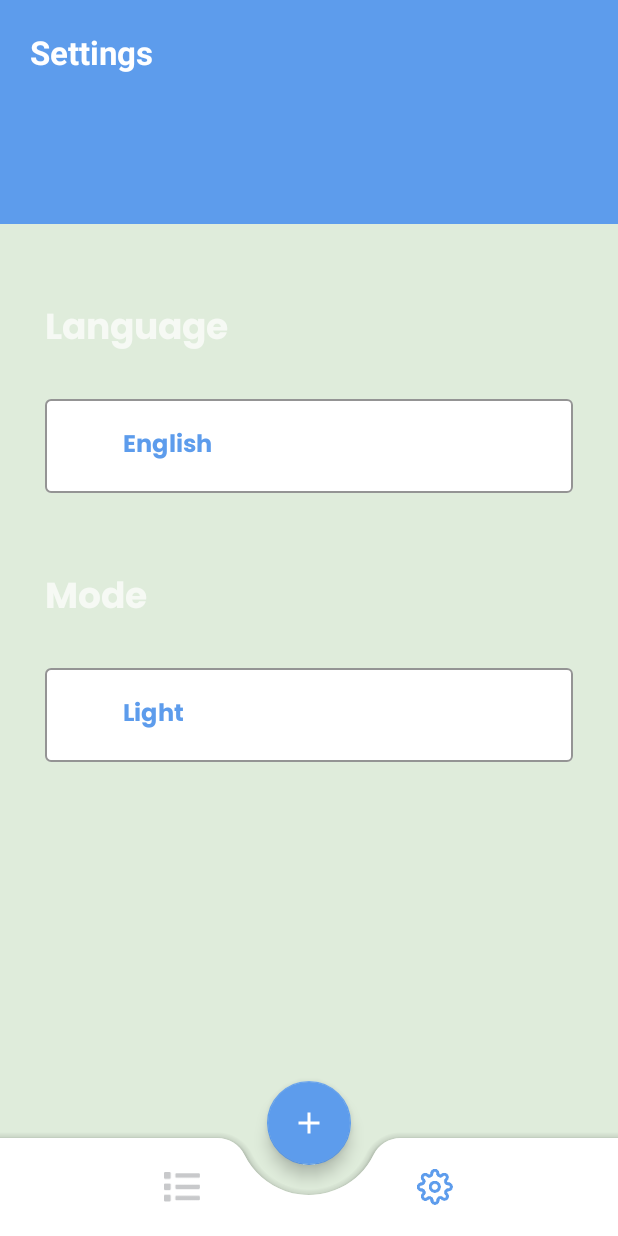
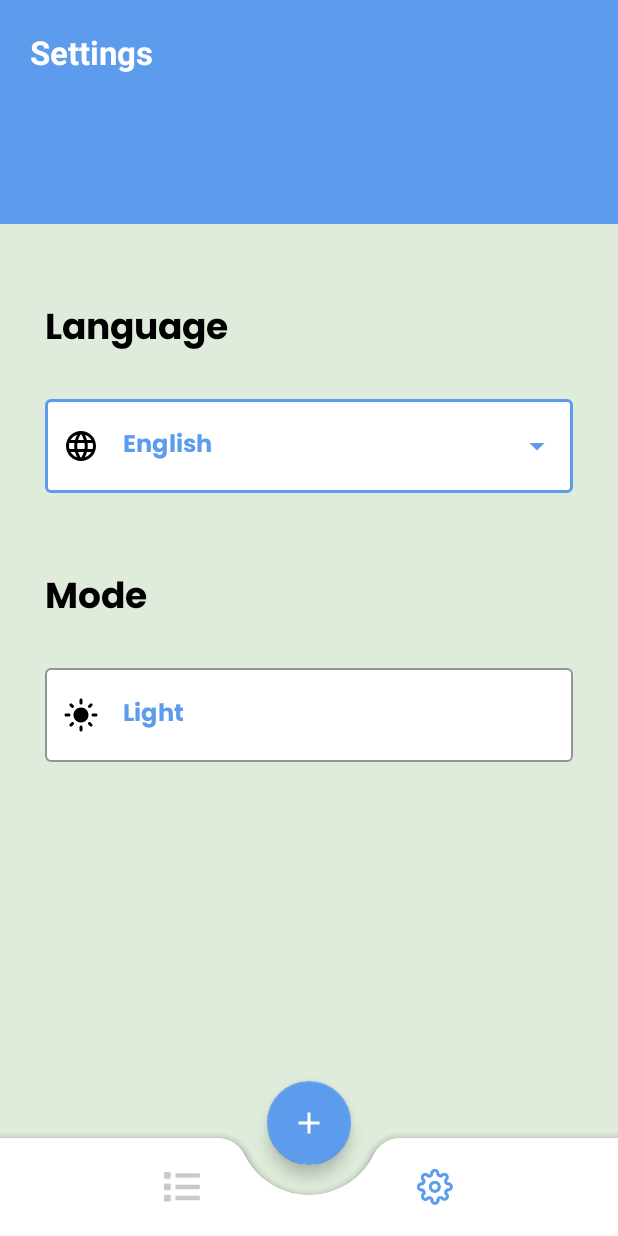
Before and after one commit to Islam-Atiya/ToDoApp, an Android app: the screen it shows after launch (HomeActivity), item 2 of the bottom bar chosen, on a phone screen of 412 x 824 dp. Run offline under Robolectric (Android 15) with nearby library versions, the phone set to English and light mode, and no system bars; our stand-ins replace Room's generated code; libraries missing offline, so code that uses them is left out: com.prolificinteractive.materialcalendarview, com.zerobranch.layout; 3 statements that could not run were skipped.

Commit message:
completed settings app

```diff
--- a/app/build.gradle.kts
+++ b/app/build.gradle.kts
@@ -41,6 +41,9 @@ android {
         viewBinding = true
         dataBinding = true
     }
+    androidResources {
+        generateLocaleConfig = true
+    }
 }
 
 dependencies {
--- a/app/src/main/java/com/example/todoapp/HomeActivity.kt
+++ b/app/src/main/java/com/example/todoapp/HomeActivity.kt
@@ -13,6 +13,7 @@ import com.example.todoapp.databinding.ActivityHomeBinding
 class HomeActivity : AppCompatActivity() {
     lateinit var bindind :ActivityHomeBinding
     private var tasksFragment: TasksFragment? = null
+    private var currentFragment: String? = null
         @SuppressLint("SuspiciousIndentation")
         override fun onCreate(savedInstanceState: Bundle?) {
             super.onCreate(savedInstanceState)
@@ -24,7 +25,23 @@ class HomeActivity : AppCompatActivity() {
                 setNavgetion()
                 setOnFabClick()
 
+            if (savedInstanceState != null) {
+                currentFragment = savedInstanceState.getString("currentFragment")
+                if (currentFragment != null) {
+                    val fragment = supportFragmentManager.findFragmentByTag(currentFragment)
+                    if (fragment != null) {
+                        supportFragmentManager.beginTransaction()
+                            .setCustomAnimations(R.anim.fade_in, R.anim.fade_out)
+                            .replace(R.id.fragment_container, fragment, currentFragment)
 
+                            .commit()
+
+                    }
+                }
+            } else {
+                bindind.bottomNavigationView.selectedItemId = R.id.tasks
+
+            }
         }
 
     private fun setNavgetion() {
@@ -38,14 +55,18 @@ class HomeActivity : AppCompatActivity() {
         }
         true
     }
-        bindind.bottomNavigationView.selectedItemId=R.id.tasks
 
     }
 
+    override fun onSaveInstanceState(outState: Bundle) {
+        super.onSaveInstanceState(outState)
+        outState.putString("currentFragment", currentFragment)
+    }
     private fun showFragment(fragment: Fragment, tag: String) {
+        currentFragment = tag
 supportFragmentManager.beginTransaction()
+    .setCustomAnimations(R.anim.fade_in, R.anim.fade_out)
     .replace(R.id.fragment_container, fragment, tag)
-    .setCustomAnimations(R.anim.fade_in,R.anim.fade_out)
     .commit()
     }
 
--- a/app/src/main/java/com/example/todoapp/ui/home/fragments/settings/SettingsFragment.kt
+++ b/app/src/main/java/com/example/todoapp/ui/home/fragments/settings/SettingsFragment.kt
@@ -1,14 +1,20 @@
 package com.example.todo.ui.home.fragments.settings
 
+import android.annotation.SuppressLint
+import android.content.res.Configuration
 import android.os.Bundle
 import android.view.LayoutInflater
 import android.view.View
 import android.view.ViewGroup
 import android.widget.ArrayAdapter
+import androidx.appcompat.app.AppCompatActivity
 import androidx.appcompat.app.AppCompatDelegate
 import androidx.core.os.LocaleListCompat
 import androidx.fragment.app.Fragment
+import com.example.todoapp.R
 import com.example.todoapp.databinding.FragmentSettingsBinding
+import com.example.todoapp.ui.util.constans
+import org.intellij.lang.annotations.Language
 
 class SettingsFragment : Fragment() {
     private lateinit var binding: FragmentSettingsBinding
@@ -23,6 +29,112 @@ class SettingsFragment : Fragment() {
 
     override fun onViewCreated(view: View, savedInstanceState: Bundle?) {
         super.onViewCreated(view, savedInstanceState)
+        setupListener()
     }
 
+    override fun onStart() {
+        super.onStart()
+        intiUI()
+
+        setLanguageDropDownMenu()
+        setModeDropDownMenu()
+    }
+
+    private fun setModeDropDownMenu() {
+
+        val mode = resources.getStringArray(R.array.modes).toList()
+        val adapter = ArrayAdapter(requireContext(), R.layout.drop_down_item, mode)
+        binding.autoCompleteTVModes.setAdapter(adapter)
+    }
+
+    @SuppressLint("SuspiciousIndentation")
+    private fun setLanguageDropDownMenu() {
+
+        val languages = resources.getStringArray(R.array.languages).toList()
+        val adapter = ArrayAdapter(requireContext(), R.layout.drop_down_item, languages)
+        binding.autoCompleteTVLanguages.setAdapter(adapter)
+    }
+
+    private fun setupListener() {
+        setLanguageDropDownMenuListener()
+        setModeDropDownMenuListener()
+
+    }
+
+    private fun setModeDropDownMenuListener() {
+        binding.autoCompleteTVModes.setOnItemClickListener { _, _, position, _ ->
+            val selectedMode = binding.autoCompleteTVModes.adapter.getItem(position).toString()
+
+            binding.autoCompleteTVModes.setText(selectedMode)
+
+            val isDark = selectedMode == getString(R.string.dark)
+            applyModeChange(isDark)
+        }
+    }
+
+    private fun applyModeChange(isDark: Boolean) {
+        if (isDark) {
+            AppCompatDelegate.setDefaultNightMode(AppCompatDelegate.MODE_NIGHT_YES)
+
+        } else {
+            AppCompatDelegate.setDefaultNightMode(AppCompatDelegate.MODE_NIGHT_NO)
+
+        }
+    }
+
+    @SuppressLint("SuspiciousIndentation")
+    private fun setLanguageDropDownMenuListener() {
+        binding.autoCompleteTVLanguages.setOnItemClickListener { _, _, position, _ ->
+            val selectedLanguage =
+                binding.autoCompleteTVLanguages.adapter.getItem(position).toString()
+            binding.autoCompleteTVLanguages.setText(selectedLanguage)
+
+            val languageCod = when (selectedLanguage) {
+                getString(R.string.english) -> constans.engCode
+                getString(R.string.arabic) -> constans.arCode
+                else ->
+                    constans.engCode
+            }
+
+            applyLanguageChange(languageCod)
+        }
+    }
+
+    private fun applyLanguageChange(languageCode: String) {
+        AppCompatDelegate.setApplicationLocales(LocaleListCompat.forLanguageTags(languageCode))
+    }
+
+
+    private fun intiUI() {
+        setInitialLanguageState()
+        setInitialModeState()
+    }
+
+    private fun setInitialModeState() {
+        val currentDeviceMode = resources.configuration.uiMode and Configuration.UI_MODE_NIGHT_MASK
+        val mode = when (currentDeviceMode) {
+            Configuration.UI_MODE_NIGHT_YES -> R.string.dark
+            else -> R.string.light
+
+        }
+        binding.autoCompleteTVModes.setText(mode)
+    }
+
+
+    private fun setInitialLanguageState() {
+
+        val currentLanguageCode =
+            AppCompatDelegate.getApplicationLocales()[0]?.language ?: getCurrentDeviceLanguageCode()
+        val language = when (currentLanguageCode) {
+            constans.engCode -> R.string.english
+            constans.arCode -> R.string.arabic
+            else -> R.string.english
+        }
+        binding.autoCompleteTVLanguages.setText(language)
+    }
+
+    private fun getCurrentDeviceLanguageCode(): String {
+
+        return resources.configuration.locales[0].language
+    }
 }
--- a/app/src/main/java/com/example/todoapp/ui/util/constans.kt
+++ b/app/src/main/java/com/example/todoapp/ui/util/constans.kt
@@ -2,4 +2,9 @@ package com.example.todoapp.ui.util
 
 object constans {
     const val TASK_KEY = "task"
+
+    const val engCode = "en"
+    const val arCode = "ar"
+    const val light_mode = "light"
+    const val dark_mode = "dark"
 }
--- a/app/src/main/res/drawable/delete_rect.xml
+++ b/app/src/main/res/drawable/delete_rect.xml
@@ -4,5 +4,7 @@
     <solid android:color="@color/red" />
     <corners
         android:bottomLeftRadius="20dp"
-        android:topLeftRadius="20dp" />
+        android:bottomRightRadius="20dp"
+        android:topLeftRadius="20dp"
+        android:topRightRadius="20dp" />
 </shape>
--- a/app/src/main/res/drawable/ic_languages.xml
+++ b/app/src/main/res/drawable/ic_languages.xml
@@ -1,7 +1,7 @@
 <vector xmlns:android="http://schemas.android.com/apk/res/android"
     android:width="24dp"
     android:height="24dp"
-    android:tint="#FFFFFF"
+    android:tint="@color/onBackground"
     android:viewportWidth="24"
     android:viewportHeight="24">
     <path
--- a/app/src/main/res/drawable/ic_light_mode.xml
+++ b/app/src/main/res/drawable/ic_light_mode.xml
@@ -1,7 +1,7 @@
 <vector xmlns:android="http://schemas.android.com/apk/res/android"
     android:width="24dp"
     android:height="24dp"
-    android:tint="#FFFFFF"
+    android:tint="@color/onBackground"
     android:viewportWidth="24"
     android:viewportHeight="24">
     <path
--- a/app/src/main/res/layout/content_edit.xml
+++ b/app/src/main/res/layout/content_edit.xml
@@ -62,7 +62,8 @@
                         android:layout_width="match_parent"
                         android:layout_height="wrap_content"
                         android:hint="@string/title"
-                        android:padding="20dp" />
+                        android:padding="20dp"
+                        android:textColor="@color/white" />
                 </com.google.android.material.textfield.TextInputLayout>
 
                 <com.google.android.material.textfield.TextInputLayout
@@ -81,7 +82,8 @@
                         android:hint="@string/description"
                         android:lines="5"
                         android:maxLines="5"
-                        android:padding="20dp" />
+                        android:padding="20dp"
+                        android:textColor="@color/white" />
                 </com.google.android.material.textfield.TextInputLayout>
 
                 <com.google.android.material.textfield.TextInputLayout
--- a/app/src/main/res/layout/fragment_add_task.xml
+++ b/app/src/main/res/layout/fragment_add_task.xml
@@ -88,7 +88,8 @@
             android:layout_height="wrap_content"
             android:hint="@string/select_date"
             android:padding="10dp"
-            android:textColor="?colorOnBackground"
+            android:textColor="@color/onBackground"
+            android:textColorHint="@color/onBackground"
             app:layout_constraintTop_toBottomOf="@id/description_til" />
     </com.google.android.material.textfield.TextInputLayout>
 
@@ -107,7 +108,8 @@
             android:layout_width="match_parent"
             android:layout_height="wrap_content"
             android:hint="@string/select_time"
-            android:textColor="?colorOnBackground"
+            android:textColor="@color/onBackground"
+            android:textColorHint="@color/onBackground"
             android:padding="10dp" />
     </com.google.android.material.textfield.TextInputLayout>
 
--- a/app/src/main/res/layout/fragment_settings.xml
+++ b/app/src/main/res/layout/fragment_settings.xml
@@ -2,6 +2,7 @@
 <androidx.constraintlayout.widget.ConstraintLayout xmlns:android="http://schemas.android.com/apk/res/android"
     xmlns:app="http://schemas.android.com/apk/res-auto"
     android:layout_width="match_parent"
+    xmlns:tools="http://schemas.android.com/tools"
     android:layout_height="match_parent">
 
     <ImageView
@@ -20,6 +21,7 @@
         android:layout_marginEnd="30dp"
         android:fontFamily="@font/poppins_bold"
         android:text="@string/language"
+        android:textColor="@color/onBackground"
         android:textSize="24sp"
         android:textStyle="bold"
         app:layout_constraintTop_toBottomOf="@id/top_view" />
@@ -36,15 +38,16 @@
         app:boxBackgroundColor="@color/bottom_nav_bg_color"
         app:boxStrokeColor="@color/blue"
         app:layout_constraintTop_toBottomOf="@id/language_tv"
-        app:startIconDrawable="@drawable/ic_languages">
+        app:startIconDrawable="@drawable/ic_languages"
+        app:startIconTint="@color/onBackground">
 
-        <AutoCompleteTextView
+        <com.google.android.material.textfield.MaterialAutoCompleteTextView
             android:id="@+id/autoCompleteTV_languages"
             android:layout_width="match_parent"
             android:layout_height="match_parent"
             android:fontFamily="@font/poppins_bold"
             android:inputType="none"
-            android:text="@string/english"
+            tools:text="@string/english"
             android:textColor="@color/blue" />
     </com.google.android.material.textfield.TextInputLayout>
 
@@ -59,7 +62,7 @@
         android:text="@string/mode"
         android:textSize="24sp"
         android:textStyle="bold"
-
+        android:textColor="@color/onBackground"
         app:layout_constraintTop_toBottomOf="@id/languages_til" />
 
     <com.google.android.material.textfield.TextInputLayout
@@ -75,15 +78,16 @@
         app:boxBackgroundColor="@color/bottom_nav_bg_color"
         app:boxStrokeColor="@color/blue"
         app:layout_constraintTop_toBottomOf="@id/mode_tv"
-        app:startIconDrawable="@drawable/ic_light_mode">
+        app:startIconDrawable="@drawable/ic_light_mode"
+        app:startIconTint="@color/onBackground">
 
-        <AutoCompleteTextView
+        <com.google.android.material.textfield.MaterialAutoCompleteTextView
             android:id="@+id/autoCompleteTV_modes"
             android:layout_width="match_parent"
             android:layout_height="match_parent"
             android:fontFamily="@font/poppins_bold"
             android:inputType="none"
-            android:text="@string/light"
+            tools:text="@string/light"
             android:textColor="@color/blue"
             android:textStyle="bold" />
     </com.google.android.material.textfield.TextInputLayout>
--- a/app/src/main/res/layout/fragment_tasks.xml
+++ b/app/src/main/res/layout/fragment_tasks.xml
@@ -36,6 +36,8 @@
                 android:background="@color/bottom_nav_bg_color"
                 app:layout_constraintTop_toTopOf="parent"
                 app:mcv_calendarMode="week"
+                app:mcv_headerTextAppearance="@style/CustomTextAppearance"
+                app:mcv_weekDayTextAppearance="@style/CustomTextAppearance"
                 app:mcv_dateTextAppearance="@style/CustomTextAppearance"
                 app:mcv_selectionColor="@color/blue"
                 app:mcv_showOtherDates="all" />
--- /dev/null
+++ b/app/src/main/res/resources.properties
@@ -0,0 +1 @@
+unqualifiedResLocale=en
--- a/app/src/main/res/values-night/colors.xml
+++ b/app/src/main/res/values-night/colors.xml
@@ -5,7 +5,7 @@
     <color name="secondary">@color/blue</color>
     <color name="onSecondary">@color/white</color>
     <color name="background">@color/black_blue</color>
-    <color name="onBackground">@color/white</color>
+    <color name="onBackground">#FFFFFF</color>
 
     <color name="bottom_nav_bg_color">@color/black_blue_light</color>
 
--- a/app/src/main/res/values-night/themes.xml
+++ b/app/src/main/res/values-night/themes.xml
@@ -13,7 +13,7 @@
     </style>
 
     <style name="CustomTextAppearance" parent="TextAppearance.MaterialCalendarWidget.Date">
-        <item name="android:textColor">@color/white</item>
+        <item name="android:textColor">@color/onBackground</item>
     </style>
 
 </resources>
--- a/app/src/main/res/values/strings.xml
+++ b/app/src/main/res/values/strings.xml
@@ -20,15 +20,16 @@
     <string name="light">Light</string>
     <string name="dark">Dark</string>
     <string name="english">English</string>
+    <string name="arabic">Arabic</string>
 
     <string-array name="languages">
-        <item>English</item>
-        <item>Arabic</item>
+        <item>@string/english</item>
+        <item>@string/arabic</item>
     </string-array>
 
     <string-array name="modes">
-        <item>Light</item>
-        <item>Dark</item>
+        <item>@string/light</item>
+        <item>@string/dark</item>
     </string-array>
 
 </resources>
--- a/app/src/main/res/values/themes.xml
+++ b/app/src/main/res/values/themes.xml
@@ -23,13 +23,15 @@
         parent="Widget.Design.BottomSheet.Modal">
         <item name="android:background">@drawable/bottom_sheet_bg</item>
     </style>
+
     <style name="ThemeOverlay.App.TimePicker" parent="Widget.Material3.MaterialTimePicker.Clock">
         <item name="clockFaceBackgroundColor">@color/lime</item>
         <item name="clockHandColor">@color/blue</item>
+        <item name="android:textColor">@color/onBackground</item>
     </style>
 
     <style name="CustomTextAppearance" parent="TextAppearance.MaterialCalendarWidget.Date">
-        <item name="android:textColor">@color/black</item>
+        <item name="android:textColor">@color/onBackground</item>
     </style>
 
     <style name="toolbar_title_style">
```
Also changed, not shown: app/src/main/AndroidManifest.xml (+9 -0 lines), app/src/main/java/com/example/todoapp/ui/home/fragments/edit_task/EditTaskActivity.kt (+9 -7 lines), app/src/main/res/layout/item_task.xml (+5 -4 lines), 1 other file.
